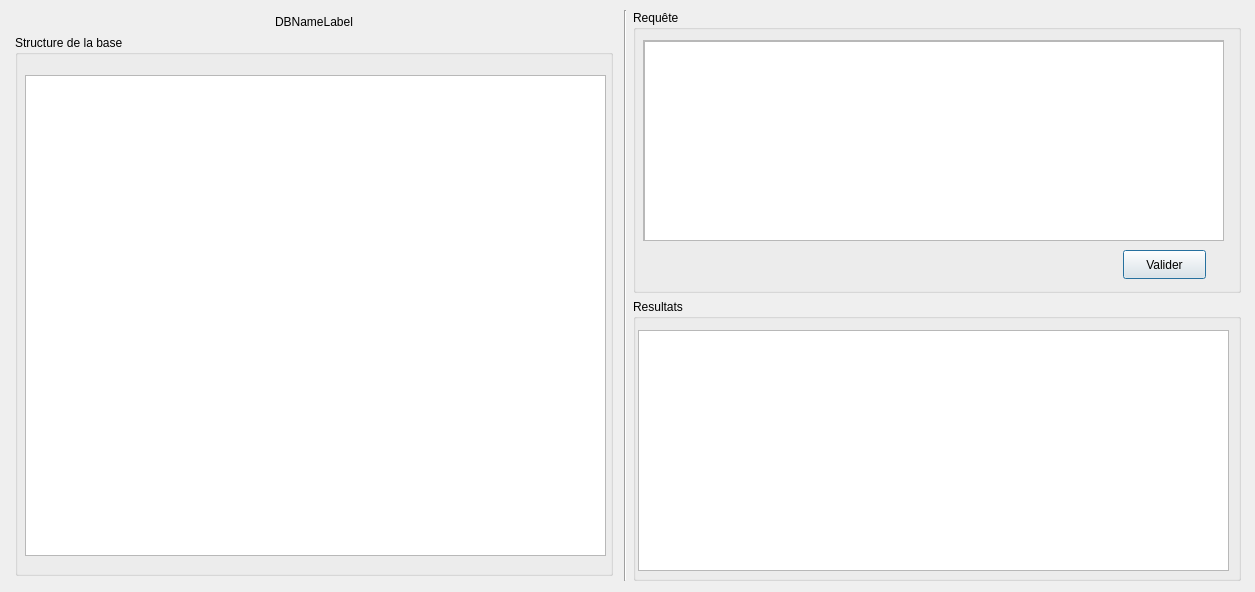
Above: dbview.ui from HenriSalard/QT_TP1 before the change. Below: the same form after it.
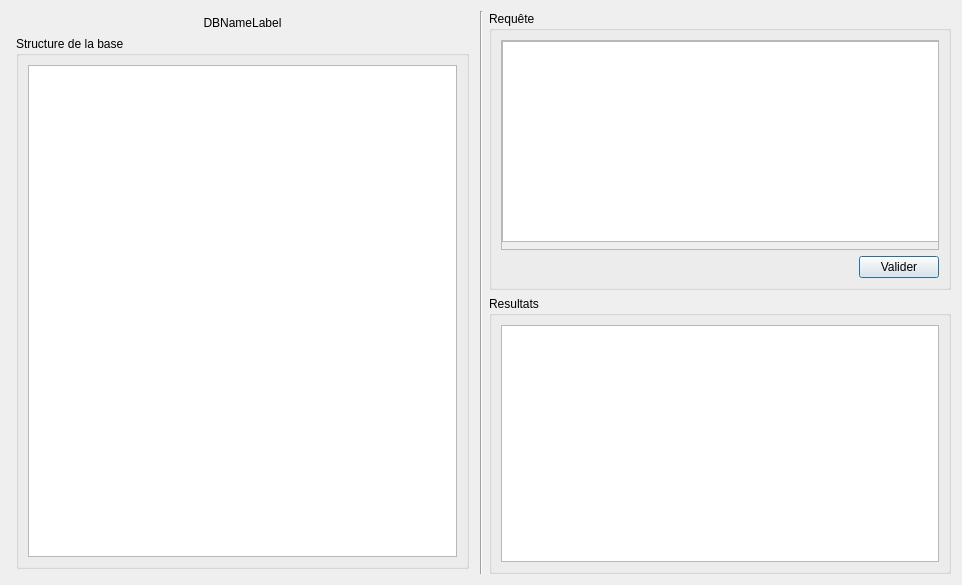
That is the form after the change.

Diff of the .ui file:
```diff
--- a/dbview.ui
+++ b/dbview.ui
@@ -6,22 +6,15 @@
    <rect>
     <x>0</x>
     <y>0</y>
-    <width>1255</width>
-    <height>592</height>
+    <width>962</width>
+    <height>585</height>
    </rect>
   </property>
   <property name="windowTitle">
    <string>Dialog</string>
   </property>
-  <widget class="QWidget" name="horizontalLayoutWidget">
-   <property name="geometry">
-    <rect>
-     <x>10</x>
-     <y>10</y>
-     <width>1231</width>
-     <height>571</height>
-    </rect>
-   </property>
+  <layout class="QHBoxLayout" name="horizontalLayout_2">
+   <item>
    <layout class="QHBoxLayout" name="horizontalLayout">
     <item>
      <layout class="QVBoxLayout" name="verticalLayout_2">
@@ -58,16 +51,11 @@
         <property name="title">
          <string>Structure de la base</string>
         </property>
-        <widget class="QTableWidget" name="dbTable">
-         <property name="geometry">
-          <rect>
-           <x>10</x>
-           <y>40</y>
-           <width>581</width>
-           <height>481</height>
-          </rect>
-         </property>
-        </widget>
+         <layout class="QVBoxLayout" name="verticalLayout_5">
+          <item>
+           <widget class="QTableWidget" name="dbTable"/>
+          </item>
+         </layout>
        </widget>
       </item>
      </layout>
@@ -86,15 +74,9 @@
         <property name="title">
          <string>Requête</string>
         </property>
+         <layout class="QVBoxLayout" name="verticalLayout_3">
+          <item>
         <widget class="QScrollArea" name="scrollArea">
-         <property name="geometry">
-          <rect>
-           <x>10</x>
-           <y>30</y>
-           <width>581</width>
-           <height>201</height>
-          </rect>
-         </property>
          <property name="widgetResizable">
           <bool>true</bool>
          </property>
@@ -103,8 +85,8 @@
            <rect>
             <x>0</x>
             <y>0</y>
-            <width>579</width>
-            <height>199</height>
+               <width>428</width>
+               <height>187</height>
            </rect>
           </property>
           <widget class="QTextEdit" name="textEdit">
@@ -119,19 +101,15 @@
           </widget>
          </widget>
         </widget>
+          </item>
+          <item alignment="Qt::AlignRight">
         <widget class="QPushButton" name="pushButton">
-         <property name="geometry">
-          <rect>
-           <x>490</x>
-           <y>240</y>
-           <width>83</width>
-           <height>29</height>
-          </rect>
-         </property>
          <property name="text">
           <string>Valider</string>
          </property>
         </widget>
+          </item>
+         </layout>
        </widget>
       </item>
       <item>
@@ -139,22 +117,18 @@
         <property name="title">
          <string>Resultats</string>
         </property>
-        <widget class="QTableWidget" name="resultTable">
-         <property name="geometry">
-          <rect>
-           <x>5</x>
-           <y>31</y>
-           <width>591</width>
-           <height>241</height>
-          </rect>
-         </property>
+         <layout class="QVBoxLayout" name="verticalLayout_4">
+          <item>
+           <widget class="QTableWidget" name="resultTable"/>
+          </item>
+         </layout>
         </widget>
-       </widget>
       </item>
      </layout>
     </item>
    </layout>
-  </widget>
+   </item>
+  </layout>
  </widget>
  <resources/>
  <connections/>
```
Lines whose indentation alone changed are shown as unchanged.
